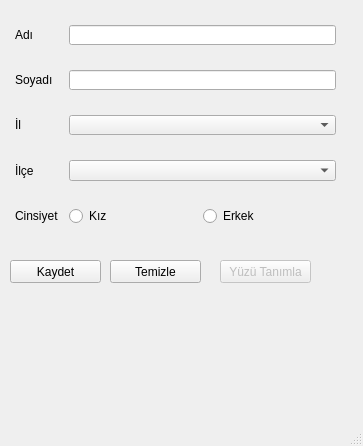
Old version of the form GUI/ilk.ui in the repository ibrahimediz/Python15Desktop.
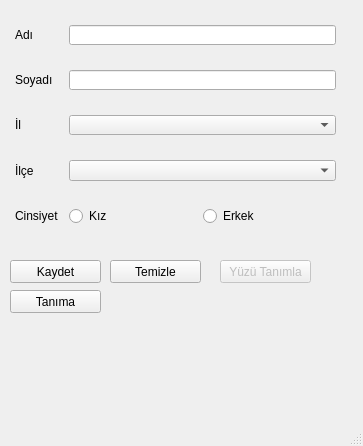
New version of the form.

Diff of the .ui file:
```diff
--- a/GUI/ilk.ui
+++ b/GUI/ilk.ui
@@ -155,6 +155,22 @@
      <string>Yüzü Tanımla</string>
     </property>
    </widget>
+   <widget class="QPushButton" name="btKamera_2">
+    <property name="enabled">
+     <bool>true</bool>
+    </property>
+    <property name="geometry">
+     <rect>
+      <x>10</x>
+      <y>290</y>
+      <width>91</width>
+      <height>23</height>
+     </rect>
+    </property>
+    <property name="text">
+     <string>Tanıma</string>
+    </property>
+   </widget>
   </widget>
   <widget class="QMenuBar" name="menubar">
    <property name="geometry">
```
Left out of the diff: 2 changed lines with no effect on the pictures.
